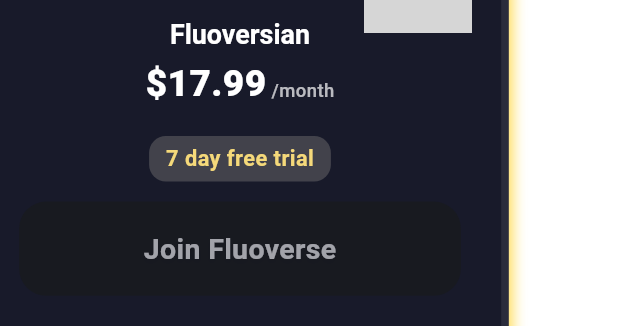
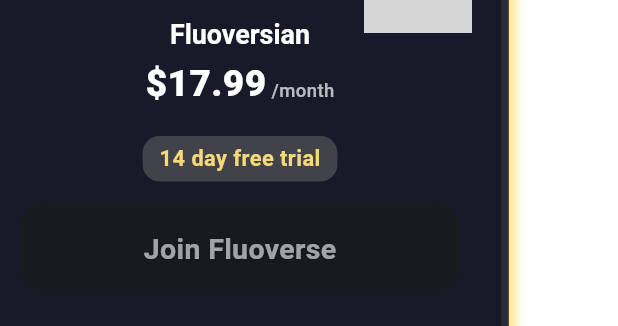
Before and after one commit to langverseadmin/Fluoverse-Landing-Page, a Flutter app: the _SaasPricingCard widget shown alone on an empty page, opened directly with sample values from the repository, on a phone screen of 412 x 824 dp. Shown: the top 326 px of the screen. Run offline on Flutter 3.47's test engine with Material 3 defaults, Android fonts, the phone set to English and light mode, and no system bars; our stand-ins replace confetti, flutter_animate, flutter_markdown, go_router, lottie, lucide_icons and 1 more; missing offline and left inert: dart:html; accounts and stored records are empty; grey boxes are pictures that could not be loaded.

Commit message:
14 day free trial

```diff
--- a/lib/website/screens/pricing_v2.dart
+++ b/lib/website/screens/pricing_v2.dart
@@ -1282,7 +1282,7 @@
                                   borderRadius: BorderRadius.circular(10),
                                 ),
                                 child: Text(
-                                  '7 day free trial',
+                                  '14 day free trial',
                                   style: TextStyle(
                                     color: accentColor,
                                     fontWeight: FontWeight.bold,
```
